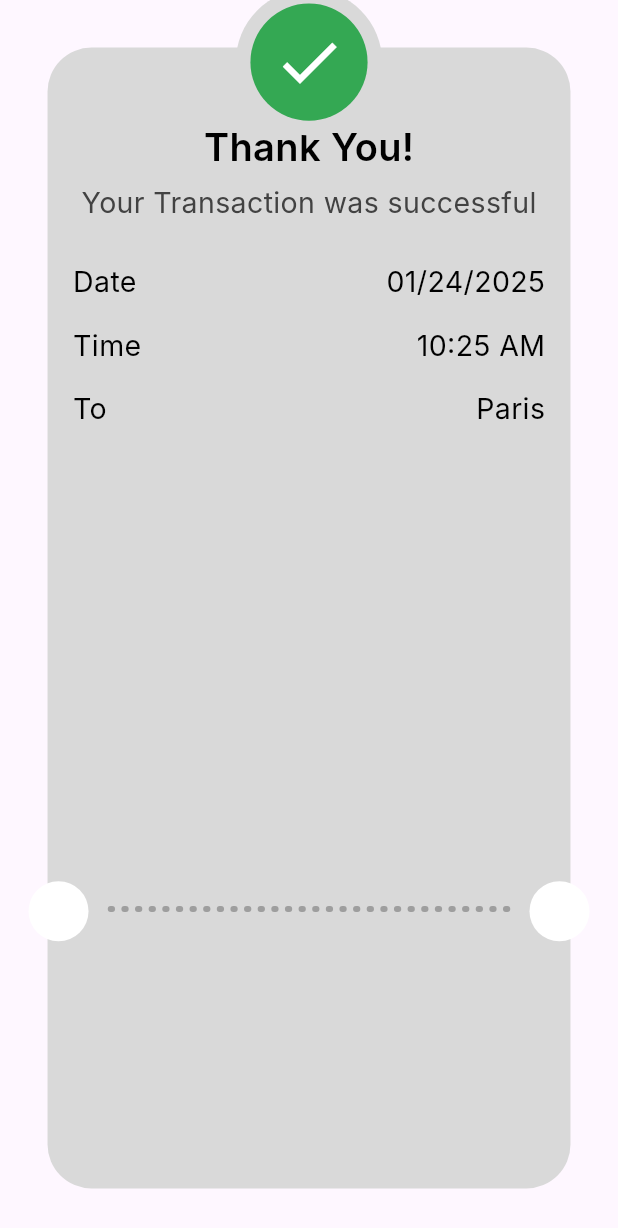
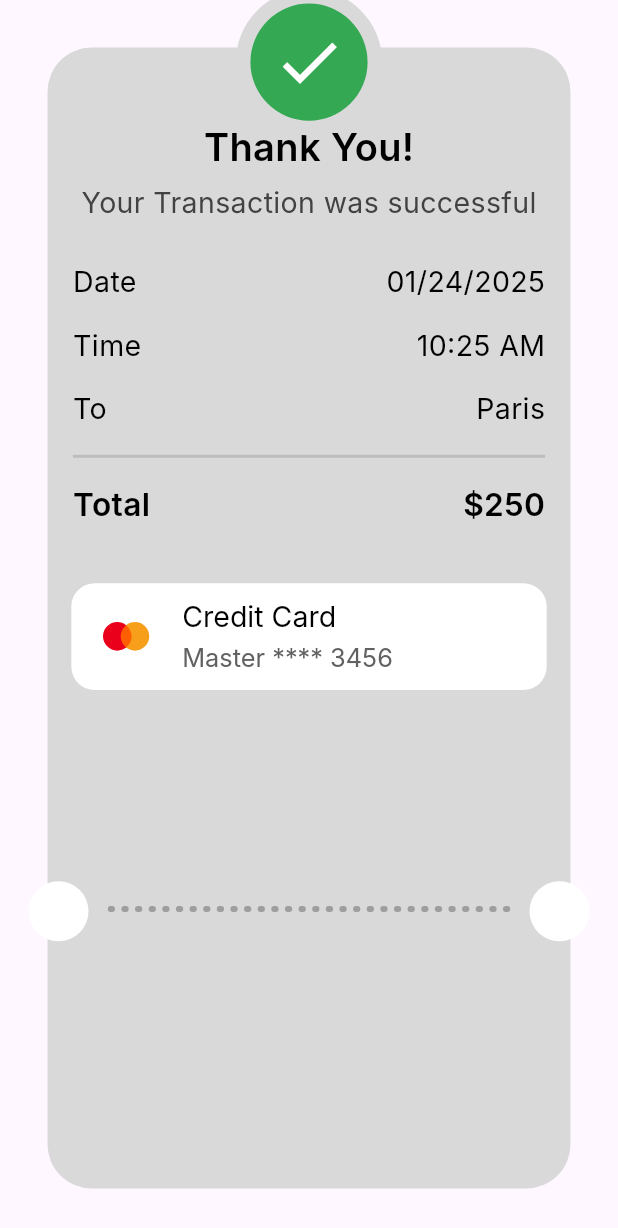
Before and after one commit to MohamedHussein20/payment_app, a Flutter app: the ThankYouView screen opened directly, on a phone screen of 412 x 824 dp. Shown: the top 1228 px of the screen. Run offline on Flutter 3.47's test engine with Material 3 defaults, Android fonts, the phone set to English and light mode, and no system bars; our stand-ins replace flutter_credit_card, flutter_screenutil, flutter_svg; Roboto replaces fonts that are missing (Inter).

Commit message:
create credit card container

```diff
--- /dev/null
+++ b/lib/features/payment_details/presentation/widgets/master_card_container.dart
@@ -0,0 +1,62 @@
+import 'package:flutter/material.dart';
+import 'package:flutter_screenutil/flutter_screenutil.dart';
+import 'package:flutter_svg/svg.dart';
+import 'package:payment_app/core/utils/styles.dart';
+
+class MasterCardContainer extends StatelessWidget {
+  const MasterCardContainer({
+    super.key,
+  });
+
+  @override
+  Widget build(BuildContext context) {
+    return Container(
+      height: 73.h,
+      width: 300.w,
+      padding: EdgeInsets.symmetric(horizontal: 20.w),
+      decoration: BoxDecoration(
+        color: Colors.white,
+        borderRadius: BorderRadius.circular(16.r),
+      ),
+      child: Row(
+        crossAxisAlignment: CrossAxisAlignment.center,
+        children: [
+          SvgPicture.asset(
+            "assets/images/logo.svg",
+            height: 30.h,
+            width: 30.w,
+          ),
+          SizedBox(width: 20.w),
+
+          Column(
+            mainAxisAlignment: MainAxisAlignment.center,
+            crossAxisAlignment: CrossAxisAlignment.start,
+            children: [
+              RichText(
+                text: TextSpan(
+                  children: [
+                    TextSpan(text: "Credit Card", style: Styles.style18),
+                  ],
+                ),
+              ),
+              SizedBox(height: 6.h),
+              RichText(
+                text: TextSpan(
+                  children: [
+                    TextSpan(
+                      text: "Master **** 3456",
+                      style: Styles.style18.copyWith(
+                        fontSize: 16.sp,
+                        color: Colors.grey.shade700,
+                      ),
+                    ),
+                  ],
+                ),
+              ),
+            ],
+          ),
+        ],
+      ),
+    );
+  }
+}
--- a/lib/features/payment_details/presentation/widgets/thank_you_card.dart
+++ b/lib/features/payment_details/presentation/widgets/thank_you_card.dart
@@ -1,31 +1,25 @@
 import 'package:flutter/material.dart';
 import 'package:flutter_screenutil/flutter_screenutil.dart';
 import 'package:payment_app/core/utils/styles.dart';
+import 'package:payment_app/features/payment_details/presentation/widgets/master_card_container.dart';
 import 'package:payment_app/features/payment_details/presentation/widgets/payment_info_item.dart';
 
 class ThankYouCard extends StatelessWidget {
-  const ThankYouCard({
-    super.key,
-  });
+  const ThankYouCard({super.key});
 
   @override
   Widget build(BuildContext context) {
     return Container(
+      padding: EdgeInsets.symmetric(vertical: 30.h),
       decoration: BoxDecoration(
         color: const Color(0xffd9d9d9),
         borderRadius: BorderRadius.circular(30.r),
       ),
-      child: SizedBox(
-        width: double.infinity,
       child: Column(
-          mainAxisSize: MainAxisSize.max,
-          mainAxisAlignment: MainAxisAlignment.start,
+        crossAxisAlignment: CrossAxisAlignment.center,
         children: [
-            SizedBox(height: 50.h),
-            Text(
-              "Thank You!",
-              style: Styles.style24,
-            ),
+          SizedBox(height: 20.h),
+          Text("Thank You!", style: Styles.style24),
           SizedBox(height: 8.h),
           Text(
             "Your Transaction was successful",
@@ -34,13 +28,38 @@ class ThankYouCard extends StatelessWidget {
             ),
           ),
           SizedBox(height: 30.h),
+
+          /// Payment Info
           const PaymentInfoItem(title: "Date", value: "01/24/2025"),
           SizedBox(height: 20.h),
           const PaymentInfoItem(title: "Time", value: "10:25 AM"),
           SizedBox(height: 20.h),
           const PaymentInfoItem(title: "To", value: "Paris"),
+
+          Padding(
+            padding: EdgeInsets.symmetric(horizontal: 16.w),
+            child: Divider(
+              height: 40.h,
+              thickness: 2.h,
+              color: Colors.grey.shade400,
+            ),
+          ),
+
+          Padding(
+            padding: EdgeInsets.symmetric(horizontal: 16.w),
+            child: Row(
+              children: [
+                Text("Total", style: Styles.style20),
+                const Spacer(),
+                Text("\$250", style: Styles.style20),
               ],
             ),
+          ),
+
+          SizedBox(height: 40.h),
+
+          const MasterCardContainer(),
+        ],
       ),
     );
   }
```
Also changed, not shown: assets/images/logo.svg (added). Lines whose indentation alone changed are shown as unchanged.
